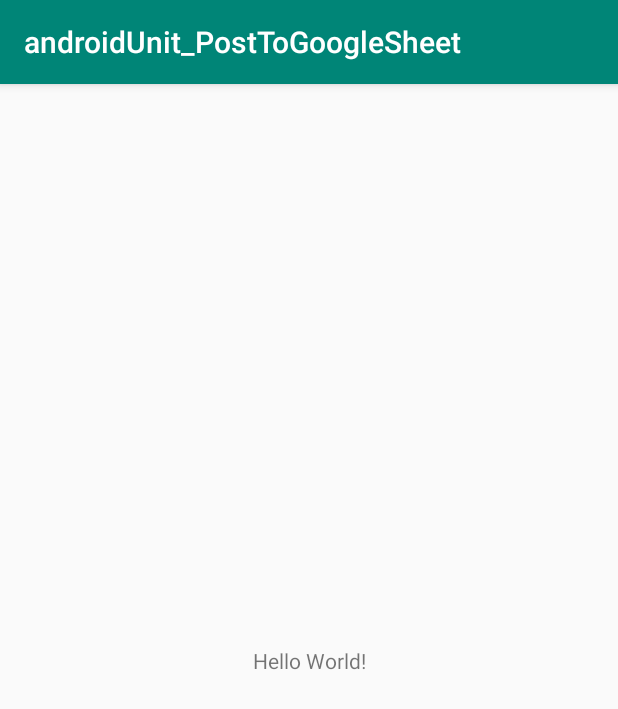
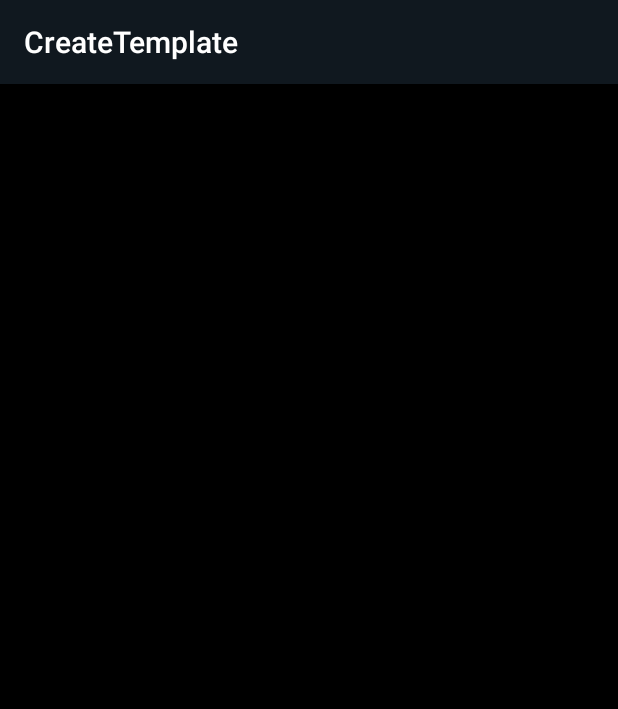
Before and after one commit to prasunmondal/androidUnit_postToGoogleSheet, an Android app: the screen it shows after launch (MainActivity), on a phone screen of 412 x 824 dp. Shown: the top 709 px of the screen. Run offline under Robolectric (Android 15) with nearby library versions, the phone set to English and light mode, and no system bars.

Commit message:
tech4Bytes template ready

```diff
--- a/app/src/main/res/layout/activity_main.xml
+++ b/app/src/main/res/layout/activity_main.xml
@@ -4,6 +4,7 @@
     xmlns:tools="http://schemas.android.com/tools"
     android:layout_width="match_parent"
     android:layout_height="match_parent"
+    android:background="#000000"
     tools:context=".MainActivity">
 
     <TextView
--- a/app/src/main/res/values/colors.xml
+++ b/app/src/main/res/values/colors.xml
@@ -1,6 +1,20 @@
 <?xml version="1.0" encoding="utf-8"?>
 <resources>
     <color name="colorPrimary">#008577</color>
-    <color name="colorPrimaryDark">#00574B</color>
+    <color name="colorPrimaryDark">#10181F</color>
     <color name="colorAccent">#D81B60</color>
+
+    <color name="black_overlay">#66000000</color>
+
+    <color name="welcomeScreen_colorPrimary">#10181F</color>
+    <color name="welcomeScreen_colorAccent">#10181F</color>
+    <color name="welcomeScreen_colorPrimaryDark">#10181F</color>
+    <color name="welcomeScreen_background">#10181F</color>
+
+
+    <color name="MainActivity_colorPrimary">#10181F</color>
+    <color name="MainActivity_colorAccent">#D81B60</color>
+    <color name="MainActivity_colorPrimaryDark">#10181F</color>
+    <color name="MainActivity_background">#10181F</color>
+
 </resources>
--- a/app/src/main/res/values/strings.xml
+++ b/app/src/main/res/values/strings.xml
@@ -1,3 +1,7 @@
 <resources>
-    <string name="app_name">androidUnit_PostToGoogleSheet</string>
+    <string name="app_name">CreateTemplate</string>
+
+    <string name="title_activity_welcome_screen">WelcomeScreen</string>
+    <string name="dummy_button">Dummy Button</string>
+    <string name="dummy_content">DUMMY\nCONTENT</string>
 </resources>
--- a/app/src/main/res/values/styles.xml
+++ b/app/src/main/res/values/styles.xml
@@ -3,9 +3,21 @@
     <!-- Base application theme. -->
     <style name="AppTheme" parent="Theme.AppCompat.Light.DarkActionBar">
         <!-- Customize your theme here. -->
-        <item name="colorPrimary">@color/colorPrimary</item>
-        <item name="colorPrimaryDark">@color/colorPrimaryDark</item>
+        <item name="colorPrimary">@color/welcomeScreen_colorPrimary</item>
+        <item name="colorPrimaryDark">@color/welcomeScreen_colorPrimaryDark</item>
         <item name="colorAccent">@color/colorAccent</item>
     </style>
 
+    <style name="FullscreenTheme" parent="AppTheme">
+        <item name="android:actionBarStyle">@style/FullscreenActionBarStyle</item>
+        <item name="android:windowActionBarOverlay">true</item>
+        <item name="android:windowBackground">@null</item>
+        <item name="metaButtonBarStyle">?android:attr/buttonBarStyle</item>
+        <item name="metaButtonBarButtonStyle">?android:attr/buttonBarButtonStyle</item>
+    </style>
+
+    <style name="FullscreenActionBarStyle" parent="Widget.AppCompat.ActionBar">
+        <item name="android:background">@color/black_overlay</item>
+    </style>
+
 </resources>
```
Also changed, not shown: app/src/main/AndroidManifest.xml (+11 -0 lines), app/src/main/java/com/prasunmondal/androidunit_posttogooglesheet/WelcomeScreen.kt (added, +50 -0 lines), app/src/main/res/layout/activity_welcome_screen.xml (added, +51 -0 lines), app/src/main/res/values/attrs.xml (added, +12 -0 lines).
